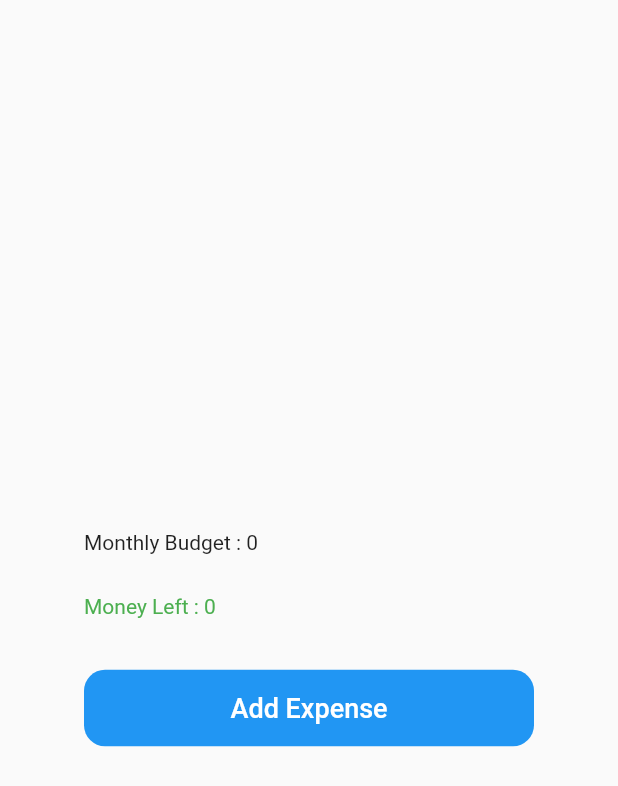
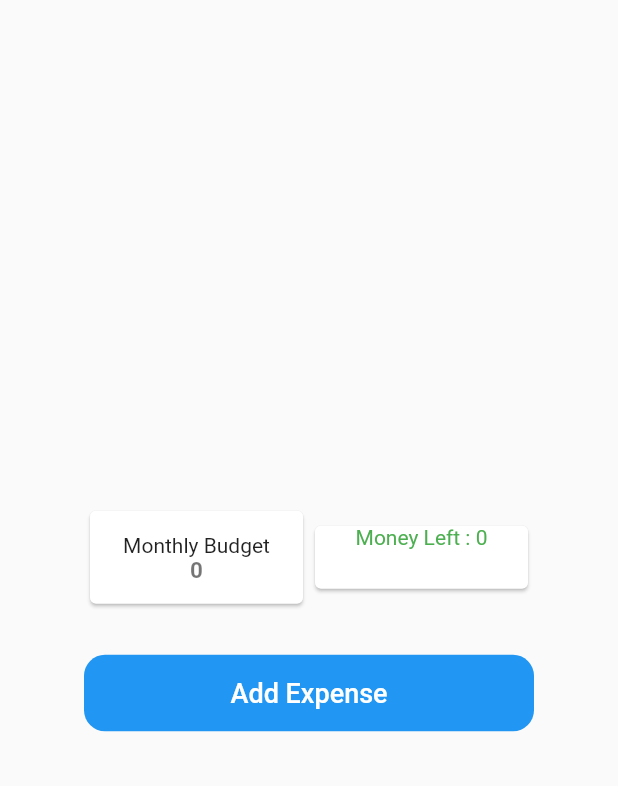
Before and after one commit to Palash2911/Trackio, a Flutter app: the dashBoard screen opened directly with empty values, on a phone screen of 412 x 824 dp. Shown: the top 786 px of the screen. Run offline on Flutter 3.47's test engine with Material 2 defaults, Android fonts, the phone set to English and light mode, and no system bars; our stand-ins replace cloud_firestore, curved_navigation_bar, firebase_auth, firebase_core; missing offline and left inert: dart:ffi, firebase_auth_web, firebase_core_web; accounts and stored records are empty.

Commit message:
Added Cards to dashboard

```diff
--- a/lib/ET/Main_Layouts/Dashboard/dashboard_layout.dart
+++ b/lib/ET/Main_Layouts/Dashboard/dashboard_layout.dart
@@ -72,20 +72,54 @@ class _dashBoardState extends State<dashBoard> {
             SizedBox(
               height: 70,
               width: 300,
-              child: Align(
-                  alignment: Alignment.centerLeft,
-                  child: Text("Monthly Budget : ${budget.toString()}")),
+              child: Row(
+                children: [
+                  SizedBox(
+                    height: 70,
+                    width: 150,
+                    child: Card(
+                      child: Column(
+                      children: [
+                        const SizedBox(
+                          height: 15,
+                        ),
+                       const Align(
+                          alignment: Alignment.center,
+                          child: Text("Monthly Budget"),),
+                        Text(
+                          budget.toString(),
+                          style: const TextStyle(
+                            fontSize: 15,
+                            fontWeight: FontWeight.bold,
+                            color: Colors.black54,
+                          ),
+                        ),
+                      ]
+                    ),
+                    ),
                   ),
                   SizedBox(
                     height: 50,
-              width: 300,
-              child: moneySpent >= 0
+                    width: 150,
+                    child: Card(
+                      child: Column(
+                        children: <Widget>[
+                          moneySpent >= 0
                               ? Text(
                             "Money Left : ${moneySpent.toString()}",
                             style: TextStyle(color: Colors.green),
                           )
                               : Text("Money Extra Spent : ${0 - moneySpent}",
                               style: TextStyle(color: Colors.red)),
+                        ],
+                      )
+                    )
+                  ),
+                ],
+              ),
+            ),
+            SizedBox(
+              height: 30,
             ),
             Center(
               child: SizedBox(
```
Also changed, not shown: 1 other file. Lines whose indentation alone changed are shown as unchanged.
